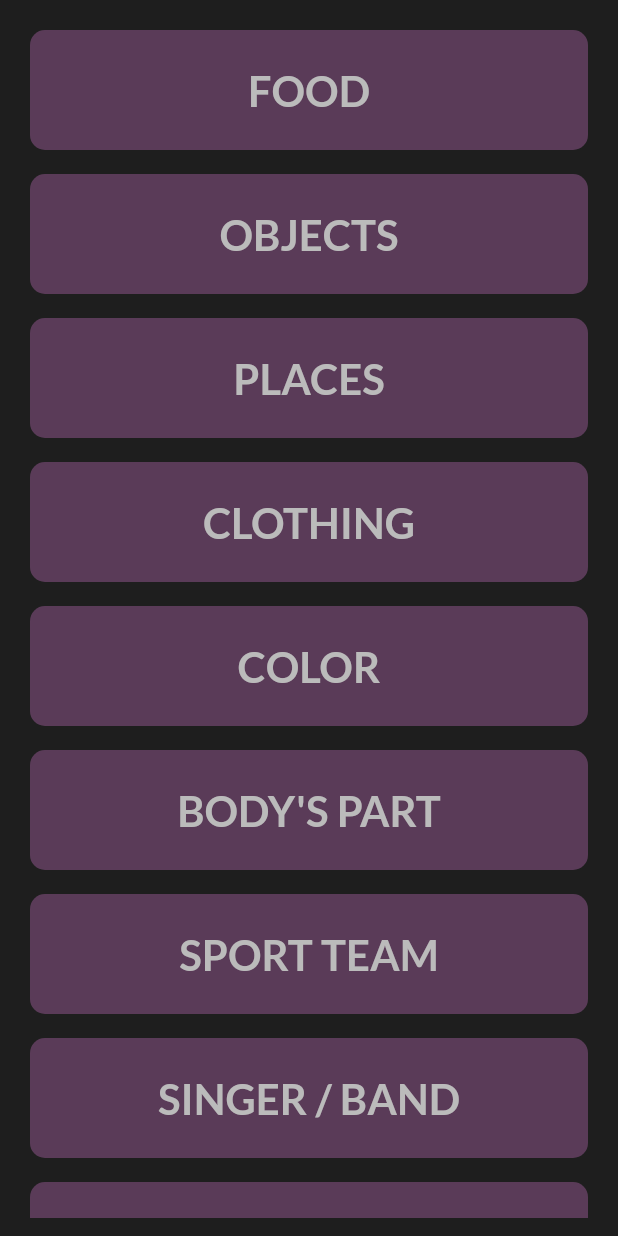
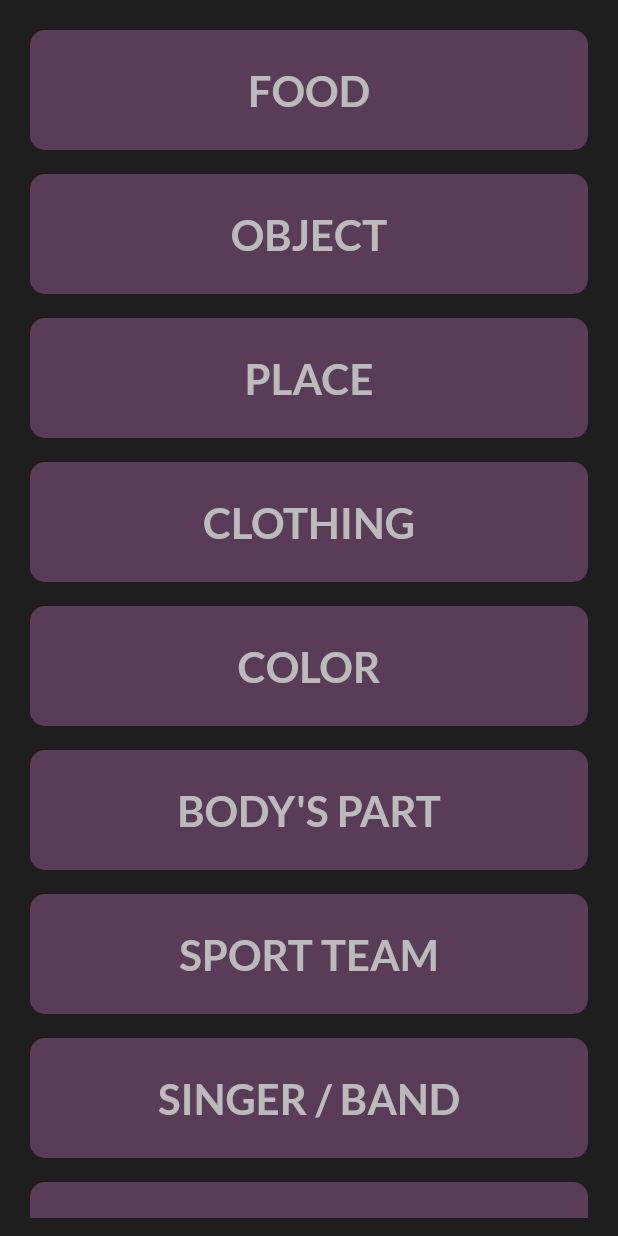
Before and after one commit to Emanuel-DSC/Random-Letter-Generator-Stop, a Flutter app: the Categories screen opened directly, scrolled down 576 dp, on a phone screen of 412 x 824 dp. Run offline on Flutter 3.47's test engine with Material 2 defaults, Android fonts, the phone set to English and light mode, and no system bars; our stand-ins replace circular_countdown_timer, flutter_animate, font_awesome_flutter, get_storage, google_fonts, hidden_drawer_menu and 1 more; missing offline and left inert: flutter_ringtone_player; accounts and stored records are empty; generated files the repository leaves out were written again.

Commit message:
Translation complete

```diff
--- a/lib/constants.dart
+++ b/lib/constants.dart
@@ -10,44 +10,11 @@ Color kAlertDialogColor = const Color(0xFF371f33);
 Color kDrawerColor = const Color.fromARGB(255, 32, 29, 36);
 Color kCategoriesTileColor = const Color(0xFF5a3b58);
 
-// alert dialog
-String kUsedLettersText = 'Used letters: '.toUpperCase();
-String kAlertDialogTitle = 'Whoah!';
-String kAlertDialogText =
-    'You used every letter of the alphabet. I hope you had a good game';
-
-String kAlertDialogTitleReset = 'Are you sure?';
-String kAlertDialogTextReset =
-    'Clear every letter drawn ?';
-
-//categories
-String kCategoriesText1 = 'Men';
-String kCategoriesText2 = 'women';
-String kCategoriesText3 = 'brand';
-String kCategoriesText4 = 'tv series / movies';
-String kCategoriesText5 = 'occupation';
-String kCategoriesText6 = 'fruit';
-String kCategoriesText7 = 'food';
-String kCategoriesText8 = 'objects';
-String kCategoriesText9 = 'places';
-String kCategoriesText10 = 'clothing';
-String kCategoriesText11 = 'color';
-String kCategoriesText12 = "body's part";
-String kCategoriesText13 = "sport team";
-String kCategoriesText14 = "singer / band";
-String kCategoriesText15 = "flower";
-String kCategoriesText16 = "character";
-String kCategoriesText17 = "adjective";
 
 // drawer
 String kDrawerHomeText = "Home";
 String kDrawerCategoriesText = "Categories";
-String kDrawerTimerText = "Timer";
-
-//timer
-String kTimerText = "choose the countdown time";
-String kTimerText2 = "(seconds)";
-
+String kDrawerSettingsText = "Settings";
 
 // Main text style
 final myTextStyle = GoogleFonts.lato(
--- a/lib/main.dart
+++ b/lib/main.dart
@@ -14,7 +14,6 @@ void main() async {
 class MyApp extends StatelessWidget {
   const MyApp({super.key});
 
-  // This widget is the root of your application.
   @override
   Widget build(BuildContext context) {
     return  MaterialApp(
--- a/lib/screens/categories.dart
+++ b/lib/screens/categories.dart
@@ -1,6 +1,8 @@
 import 'package:flutter/material.dart';
 import 'package:stop/constants.dart';
 import 'package:stop/widgets/list_card.dart';
+import 'package:flutter_gen/gen_l10n/app_localizations.dart';
+
 
 class Categories extends StatelessWidget {
   const Categories({super.key});
@@ -13,15 +15,15 @@ class Categories extends StatelessWidget {
         padding: const EdgeInsets.all(12.0),
         child: ListView(
 
-          children: [ListCard(text: kCategoriesText1),
-          ListCard(text: kCategoriesText2), ListCard(text: kCategoriesText3),
-          ListCard(text: kCategoriesText4), ListCard(text: kCategoriesText5),
-          ListCard(text: kCategoriesText6), ListCard(text: kCategoriesText7),
-          ListCard(text: kCategoriesText8), ListCard(text: kCategoriesText9),
-          ListCard(text: kCategoriesText10), ListCard(text: kCategoriesText11),
-          ListCard(text: kCategoriesText12), ListCard(text: kCategoriesText13),
-          ListCard(text: kCategoriesText14), ListCard(text: kCategoriesText15),
-          ListCard(text: kCategoriesText16), ListCard(text: kCategoriesText17)],
+          children: [ListCard(text: AppLocalizations.of(context)!.kCategoriesText1.toUpperCase()),
+          ListCard(text: AppLocalizations.of(context)!.kCategoriesText2.toUpperCase()), ListCard(text: AppLocalizations.of(context)!.kCategoriesText3.toUpperCase()),
+          ListCard(text: AppLocalizations.of(context)!.kCategoriesText4.toUpperCase()), ListCard(text: AppLocalizations.of(context)!.kCategoriesText5.toUpperCase()),
+          ListCard(text: AppLocalizations.of(context)!.kCategoriesText6.toUpperCase()), ListCard(text: AppLocalizations.of(context)!.kCategoriesText7.toUpperCase()),
+          ListCard(text: AppLocalizations.of(context)!.kCategoriesText8.toUpperCase()), ListCard(text: AppLocalizations.of(context)!.kCategoriesText9.toUpperCase()),
+          ListCard(text: AppLocalizations.of(context)!.kCategoriesText10.toUpperCase()), ListCard(text: AppLocalizations.of(context)!.kCategoriesText11.toUpperCase()),
+          ListCard(text: AppLocalizations.of(context)!.kCategoriesText12.toUpperCase()), ListCard(text: AppLocalizations.of(context)!.kCategoriesText13.toUpperCase()),
+          ListCard(text: AppLocalizations.of(context)!.kCategoriesText14.toUpperCase()), ListCard(text: AppLocalizations.of(context)!.kCategoriesText15.toUpperCase()),
+          ListCard(text: AppLocalizations.of(context)!.kCategoriesText16.toUpperCase()), ListCard(text: AppLocalizations.of(context)!.kCategoriesText17.toUpperCase())],
         ),
       ),
     );
--- a/lib/screens/home.dart
+++ b/lib/screens/home.dart
@@ -9,6 +9,8 @@ import 'package:stop/constants.dart';
 import 'package:stop/widgets/lato_text.dart';
 import 'package:stop/widgets/alert_dialog/my_alert_dialog.dart';
 import 'package:stop/widgets/my_timer.dart';
+import 'package:flutter_gen/gen_l10n/app_localizations.dart';
+
 
 class MyHomePage extends StatefulWidget {
   const MyHomePage({super.key});
@@ -112,7 +114,7 @@ class MyHomePageState extends State<MyHomePage> {
             child: Column(
               mainAxisAlignment: MainAxisAlignment.start,
               children: [
-                LatoText(size: 28, text: kUsedLettersText),
+                LatoText(size: 28, text: AppLocalizations.of(context)!.kUsedLettersText.toUpperCase()),
                 const SizedBox(height: 12),
                 Visibility(
                   maintainState: true,
```
Also changed, not shown: lib/l10n/app_eng.arb (+32 -2 lines), lib/l10n/app_pt.arb (+32 -1 lines), lib/screens/drawer.dart (+17 -7 lines), lib/screens/settings.dart (renamed from lib/screens/timer.dart, +10 -7 lines), lib/widgets/alert_dialog/my_alert_dialog.dart (+5 -3 lines), lib/widgets/alert_dialog/reset_dialog.dart (+6 -4 lines), lib/widgets/my_timer.dart (+5 -5 lines). Lines whose indentation alone changed are shown as unchanged.
